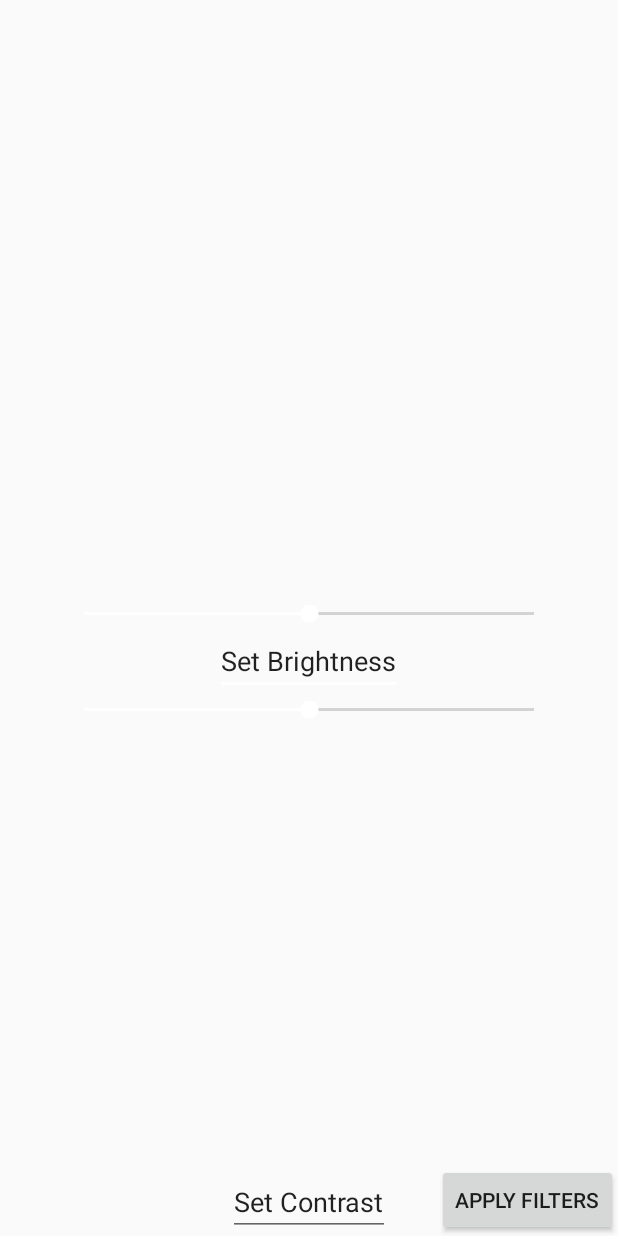
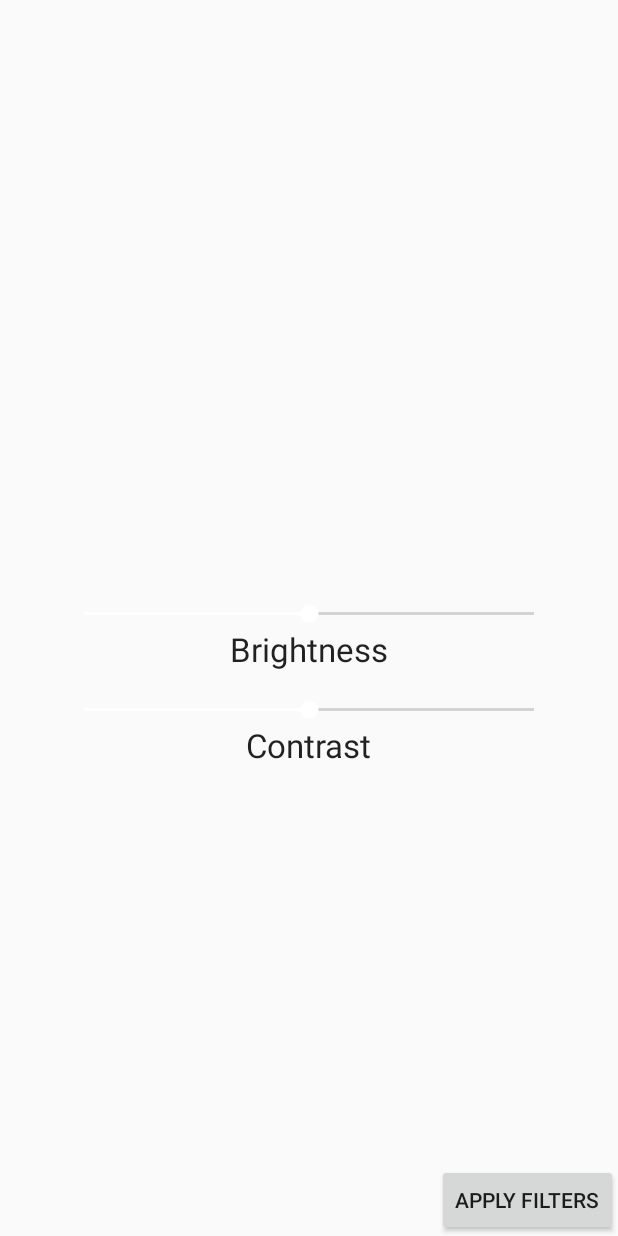
Before and after one commit to siftnoorsingh/InstagramViewer, an Android app: the BrightenContrastImage screen opened directly, with no data from a screen before it, on a phone screen of 412 x 824 dp. Run offline under Robolectric (Android 15) with nearby library versions, the phone set to English and light mode, and no system bars.

Commit message:
Few changes to the intial system.

```diff
--- a/app/src/main/java/com/project/gagan/instagram_gagan/CapturedImageTab.java
+++ b/app/src/main/java/com/project/gagan/instagram_gagan/CapturedImageTab.java
@@ -4,6 +4,7 @@ import android.content.Context;
 import android.content.Intent;
 import android.graphics.Bitmap;
 import android.graphics.BitmapFactory;
+import android.graphics.Matrix;
 import android.hardware.Camera;
 import android.os.Bundle;
 import android.support.v4.app.Fragment;
@@ -50,11 +51,11 @@ public class CapturedImageTab extends Fragment{
         public void onPictureTaken(byte[] data, Camera camera) {
             Bitmap bitmapPicture = BitmapFactory.decodeByteArray(data, 0, data.length);
             Bitmap correctBmp = Bitmap.createBitmap(bitmapPicture, 0, 0, bitmapPicture.getWidth(), bitmapPicture.getHeight(), null, true);
-//            if (correctBmp.getWidth() > correctBmp.getHeight()) {
-//                Matrix matrix = new Matrix();
-//                matrix.postRotate(90);
-//                correctBmp = Bitmap.createBitmap(correctBmp , 0, 0, correctBmp.getWidth(), correctBmp.getHeight(), matrix, true);
-//            }
+            if (correctBmp.getWidth() > correctBmp.getHeight()) {
+                Matrix matrix = new Matrix();
+                matrix.postRotate(90);
+                correctBmp = Bitmap.createBitmap(correctBmp , 0, 0, correctBmp.getWidth(), correctBmp.getHeight(), matrix, true);
+            }
             imageCaptured(correctBmp);
         }
     };
--- a/app/src/main/java/com/project/gagan/instagram_gagan/ImageUpload.java
+++ b/app/src/main/java/com/project/gagan/instagram_gagan/ImageUpload.java
@@ -40,8 +40,7 @@ public class ImageUpload extends AppCompatActivity{
         imgupload.saveInBackground();
 
         // Show a simple toast message
-        Toast.makeText(this, "Image Uploaded",
-                Toast.LENGTH_SHORT).show();
+        Toast.makeText(this, "Image Uploaded", Toast.LENGTH_SHORT).show();
     }
     @Override
     public boolean onCreateOptionsMenu(Menu menu) {
--- a/app/src/main/res/layout/activity_image_effects.xml
+++ b/app/src/main/res/layout/activity_image_effects.xml
@@ -32,22 +32,6 @@
         android:layout_centerHorizontal="true"
         android:layout_marginTop="46dp" />
 
-    <EditText
-        android:layout_width="wrap_content"
-        android:layout_height="wrap_content"
-        android:id="@+id/editText"
-        android:layout_below="@+id/SeekBar_brightness"
-        android:layout_centerHorizontal="true"
-        android:text="Set Brightness" />
-
-    <EditText
-        android:layout_width="wrap_content"
-        android:layout_height="wrap_content"
-        android:id="@+id/editText2"
-        android:layout_alignParentBottom="true"
-        android:layout_centerHorizontal="true"
-        android:text="Set Contrast" />
-
     <Button
         style="?android:attr/buttonStyleSmall"
         android:layout_width="wrap_content"
@@ -58,4 +42,22 @@
         android:layout_alignParentRight="true"
         android:layout_alignParentEnd="true" />
 
+    <TextView
+        android:layout_width="wrap_content"
+        android:layout_height="wrap_content"
+        android:textAppearance="?android:attr/textAppearanceLarge"
+        android:id="@+id/textView2"
+        android:layout_below="@+id/SeekBar_brightness"
+        android:layout_centerHorizontal="true"
+        android:text="@string/brightness_label" />
+
+    <TextView
+        android:layout_width="wrap_content"
+        android:layout_height="wrap_content"
+        android:textAppearance="?android:attr/textAppearanceLarge"
+        android:text="@string/contrast_label"
+        android:id="@+id/textView3"
+        android:layout_below="@+id/SeekBar_contrast"
+        android:layout_centerHorizontal="true" />
+
 </RelativeLayout>
--- a/app/src/main/res/values/strings.xml
+++ b/app/src/main/res/values/strings.xml
@@ -61,4 +61,6 @@
     <string name="title_image_effects">Change Brightness and Contrast</string>
     <string name="title_image_filters">Apply Filters</string>
     <string name="title_image_upload">Upload Image</string>
+    <string name="brightness_label">Brightness</string>
+    <string name="contrast_label">Contrast</string>
 </resources>
```
